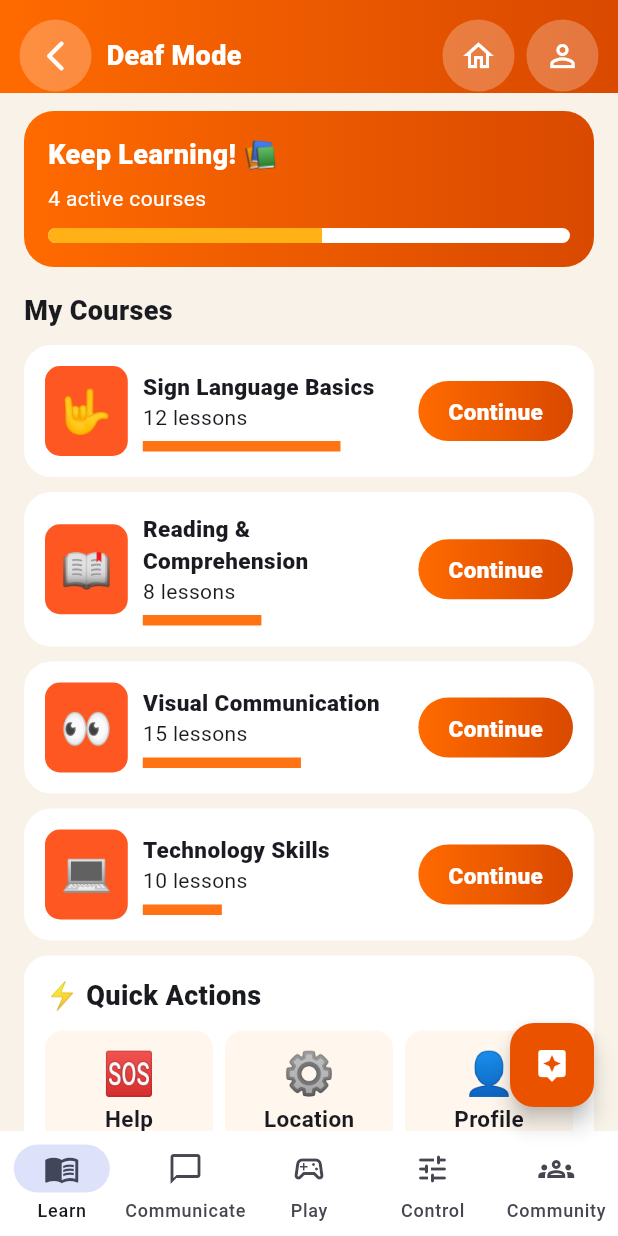
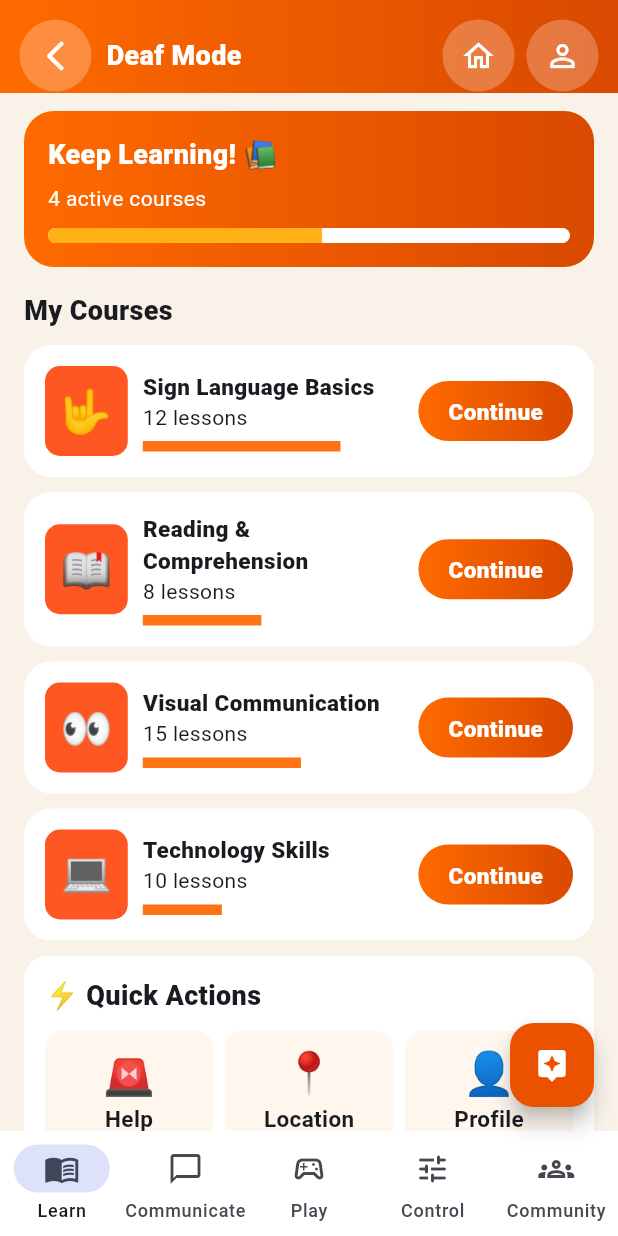
Before and after one commit to jadhavpayal702/Neuro-Link-Final, a Flutter app: the DeafModeHome screen opened directly, on a phone screen of 412 x 824 dp. Run offline on Flutter 3.47's test engine with Material 3 defaults, Android fonts, the light colour scheme and no system bars; our stand-ins replace flutter_tts, geolocator, shared_preferences, speech_to_text; accounts and stored records are empty.

Commit message:
vocal + deaf_ui

```diff
--- a/lib/deaf_mode/widgets/quick_actions.dart
+++ b/lib/deaf_mode/widgets/quick_actions.dart
@@ -22,11 +22,11 @@ class QuickActions extends StatelessWidget {
           Row(
             children: [
               Expanded(
-                child: _Q(icon: '🆘', label: 'Help'),
+                child: _Q(icon: '🚨', label: 'Help'),
               ),
               SizedBox(width: 8),
               Expanded(
-                child: _Q(icon: '⚙️', label: 'Location'),
+                child: _Q(icon: '📍', label: 'Location'),
               ),
               SizedBox(width: 8),
               Expanded(
```
